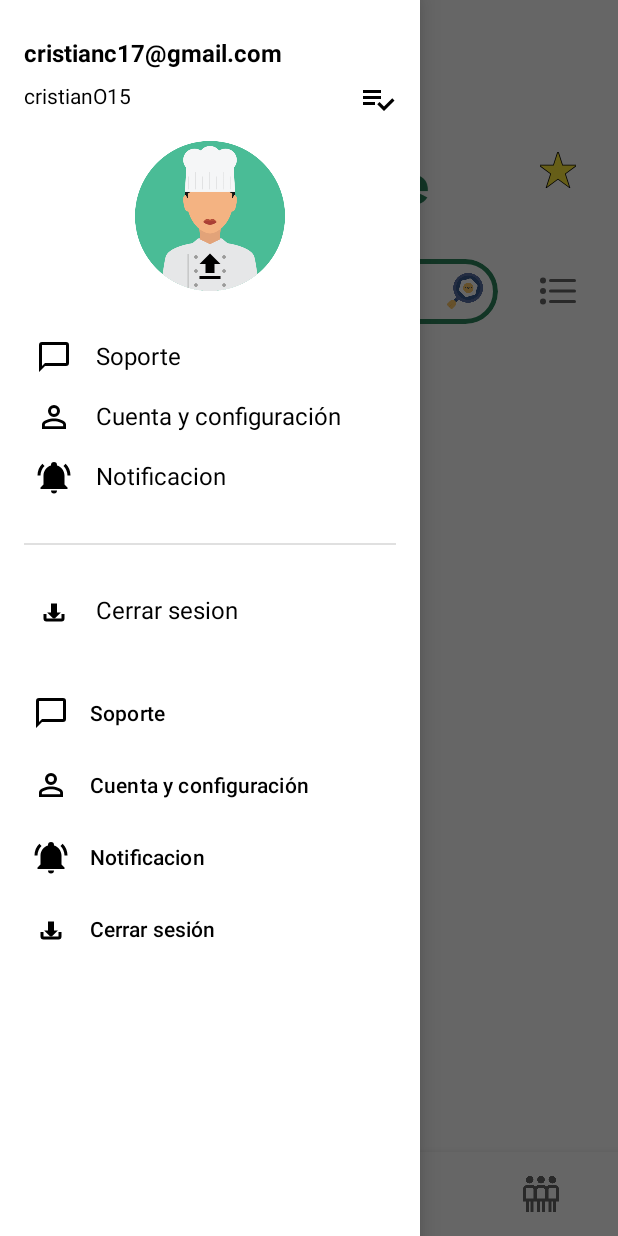
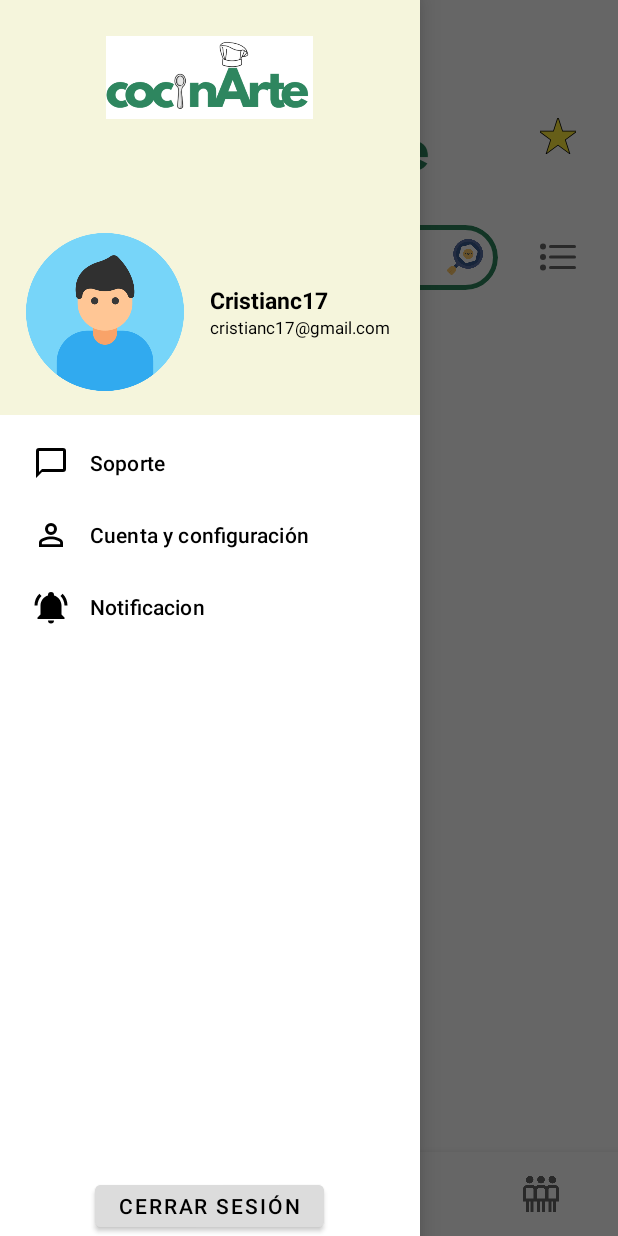
Before and after one commit to Duvanparrah/CocinarteAndroid, an Android app: the screen it shows after launch (NavigationActivity), with the side drawer open, on a phone screen of 412 x 824 dp. Run offline under Robolectric (Android 15) with nearby library versions, the phone set to English and light mode, and no system bars; our stand-ins replace navigation-ui.

Commit message:
ajuste menu lateral, persistencia local usuario, añadida librería okhttp3, permisos en manifest, logica no funcional peticiones con okhttp3 en UserRequest

```diff
--- a/app/build.gradle.kts
+++ b/app/build.gradle.kts
@@ -35,7 +35,7 @@ android {
 }
 
 dependencies {
-
+    implementation("com.squareup.okhttp3:okhttp:4.12.0")
     implementation(libs.appcompat)
     implementation(libs.material)
     implementation(libs.constraintlayout)
--- a/app/src/main/java/com/camilo/cocinarte/NavigationActivity.java
+++ b/app/src/main/java/com/camilo/cocinarte/NavigationActivity.java
@@ -1,8 +1,14 @@
 package com.camilo.cocinarte;
 
+import android.content.Intent;
+import android.graphics.Bitmap;
+import android.graphics.BitmapFactory;
 import android.os.Bundle;
+import android.preference.PreferenceManager;
 import android.view.MenuItem;
 import android.view.View;
+import android.widget.ImageView;
+import android.widget.TextView;
 import android.widget.Toast;
 
 import androidx.annotation.NonNull;
@@ -15,14 +21,20 @@ import androidx.navigation.fragment.NavHostFragment;
 import androidx.navigation.ui.AppBarConfiguration;
 import androidx.navigation.ui.NavigationUI;
 
+import com.camilo.cocinarte.api.UsersRequest;
+import com.camilo.cocinarte.ui.authentication.InicioSesionActivity;
 import com.google.android.material.bottomnavigation.BottomNavigationView;
 import com.google.android.material.navigation.NavigationView;
+
+import java.io.File;
 
 public class NavigationActivity extends AppCompatActivity implements NavigationView.OnNavigationItemSelectedListener {
 
     private DrawerLayout drawerLayout;
     private NavController navController;
     private AppBarConfiguration appBarConfiguration;
+    UsersRequest usersRequest = new UsersRequest();
+    NavigationView navigationView;
 
     @Override
     protected void onCreate(Bundle savedInstanceState) {
@@ -40,7 +52,8 @@ public class NavigationActivity extends AppCompatActivity implements NavigationV
 
         // Inicializar el DrawerLayout y NavigationView
         drawerLayout = findViewById(R.id.drawer_layout);
-        NavigationView navigationView = findViewById(R.id.nav_view);
+        this.navigationView = findViewById(R.id.nav_view);
+
 
         // Obtener el NavController correctamente desde el NavHostFragment
         NavHostFragment navHostFragment = (NavHostFragment) getSupportFragmentManager()
@@ -75,7 +88,42 @@ public class NavigationActivity extends AppCompatActivity implements NavigationV
             Toast.makeText(this, "Error: No se pudo encontrar el NavHostFragment",
                     Toast.LENGTH_LONG).show();
         }
+
+        this.actionsButtons();
     }
+
+    @Override
+    protected void onResume() {
+        super.onResume();
+        // ====== Logica enviar datos al nav_header_perfil ======
+        this.usersRequest.UserPrefsManager(this.getApplicationContext());
+        // Recuperar datos guardados
+        String savedName = this.usersRequest.getSavedName();
+        // Si hay nombre guardado, lo mostramos
+        if (savedName != null && !savedName.isEmpty()) {
+            View headerView = navigationView.getHeaderView(0);
+            TextView userEmail = headerView.findViewById(R.id.user_name);
+            ImageView profile_image = headerView.findViewById(R.id.profile_image);
+            userEmail.setText(savedName);
+            Bitmap image = getAvatarImage();
+            if(image != null){
+                profile_image.setImageBitmap(image);
+            }
+        }
+
+        // ====== fin ======
+    }
+
+
+    private Bitmap getAvatarImage() {
+        File file = new File(getFilesDir(), "avatar.png");
+        Bitmap bitmap = null;
+        if (file.exists()) {
+            bitmap = BitmapFactory.decodeFile(file.getAbsolutePath());
+        }
+        return bitmap;
+    }
+
 
     /**
      * Configura el botón de menú de cualquier fragmento para abrir el drawer
@@ -85,6 +133,17 @@ public class NavigationActivity extends AppCompatActivity implements NavigationV
             if (drawerLayout != null) {
                 drawerLayout.openDrawer(GravityCompat.START);
             }
+        });
+    }
+
+
+    public void actionsButtons() {
+        View signout = findViewById(R.id.nav_cerrar_sesion);
+        signout.setOnClickListener(v -> {
+            Intent intent = new Intent(this, InicioSesionActivity.class);
+            startActivity(intent);
+            Toast.makeText(this, "Sesión finalizada", Toast.LENGTH_SHORT).show();
+            this.finish();
         });
     }
 
@@ -100,19 +159,17 @@ public class NavigationActivity extends AppCompatActivity implements NavigationV
         int id = item.getItemId();
 
         if (id == R.id.nav_soporte) {
-            // Implementar navegación a soporte
             Toast.makeText(this, "Soporte", Toast.LENGTH_SHORT).show();
         } else if (id == R.id.nav_cuenta_configuracion) {
-            // Implementar navegación a cuenta y configuración
-            Toast.makeText(this, "Cuenta y configuración", Toast.LENGTH_SHORT).show();
+            // Iniciar actividad de configuración
+            Intent intent = new Intent(this, ConfiguracionActivity.class);
+            startActivity(intent);
         } else if (id == R.id.nav_notificaciones) {
-            // Implementar navegación a notificaciones
             Toast.makeText(this, "Notificaciones", Toast.LENGTH_SHORT).show();
-        } else if (id == R.id.nav_cerrar_sesion) {
-            // Implementar lógica de cierre de sesión
+        }
+        /*else if (id == R.id.nav_cerrar_sesion) {
             Toast.makeText(this, "Cerrando sesión...", Toast.LENGTH_SHORT).show();
-            // Aquí irá la lógica para cerrar sesión
-        }
+        }*/
 
         // Cerrar el drawer después de la selección
         drawerLayout.closeDrawer(GravityCompat.START);
--- a/app/src/main/java/com/camilo/cocinarte/ui/inicio/InicioFragment.java
+++ b/app/src/main/java/com/camilo/cocinarte/ui/inicio/InicioFragment.java
@@ -8,10 +8,7 @@ import android.widget.Toast;
 
 import androidx.annotation.NonNull;
 import androidx.annotation.Nullable;
-import androidx.core.view.GravityCompat;
 
-import com.camilo.cocinarte.NavigationActivity;
-import com.camilo.cocinarte.R;
 import com.camilo.cocinarte.databinding.FragmentInicioBinding;
 import com.camilo.cocinarte.ui.base.BaseFragment;
 
@@ -30,6 +27,13 @@ public class InicioFragment extends BaseFragment {
     @Override
     public void onViewCreated(@NonNull View view, @Nullable Bundle savedInstanceState) {
         super.onViewCreated(view, savedInstanceState);
+
+        /*TestRequest testRequest = new TestRequest();
+        Log.d("|||1", "1");
+        testRequest.login("pacmanexplendoroso@gmail.com","123456");
+        Log.d("|||1", "2");*/
+
+
 
         // Configurar listeners adicionales específicos de este fragmento
         setupClickListeners();
--- a/app/src/main/res/layout/activity_navigation.xml
+++ b/app/src/main/res/layout/activity_navigation.xml
@@ -1,6 +1,5 @@
 <?xml version="1.0" encoding="utf-8"?>
-<androidx.drawerlayout.widget.DrawerLayout
-    xmlns:android="http://schemas.android.com/apk/res/android"
+<androidx.drawerlayout.widget.DrawerLayout xmlns:android="http://schemas.android.com/apk/res/android"
     xmlns:app="http://schemas.android.com/apk/res-auto"
     xmlns:tools="http://schemas.android.com/tools"
     android:id="@+id/drawer_layout"
@@ -9,16 +8,17 @@
     android:fitsSystemWindows="true"
     tools:openDrawer="start">
 
+
     <!-- Contenido principal con ConstraintLayout -->
     <androidx.constraintlayout.widget.ConstraintLayout
-        android:layout_width="match_parent"
+        android:layout_width="wrap_content"
         android:layout_height="match_parent">
 
         <!-- Toolbar en la parte superior (puede estar oculta visualmente) -->
         <androidx.appcompat.widget.Toolbar
             android:id="@+id/toolbar"
-            android:layout_width="0dp"
-            android:layout_height="?attr/actionBarSize"
+            android:layout_width="422dp"
+            android:layout_height="33dp"
             android:background="@android:color/transparent"
             android:elevation="0dp"
             app:layout_constraintEnd_toEndOf="parent"
@@ -60,8 +60,24 @@
         android:layout_width="wrap_content"
         android:layout_height="match_parent"
         android:layout_gravity="start"
+
         android:fitsSystemWindows="true"
         app:headerLayout="@layout/nav_header_perfil"
-        app:menu="@menu/drawer_menu_personalizado" />
+        app:menu="@menu/drawer_menu_personalizado" >
+
+        <Button
+            android:id="@+id/nav_cerrar_sesion"
+            android:layout_width="wrap_content"
+            android:layout_height="40dp"
+            android:text="Cerrar Sesión"
+            android:backgroundTint="#DCDCDC"
+            android:textColor="@color/black"
+            android:layout_gravity="center_horizontal|bottom"
+            />
+    </com.google.android.material.navigation.NavigationView>
+
+
+
+
 
 </androidx.drawerlayout.widget.DrawerLayout>
--- a/app/src/main/res/layout/nav_header_perfil.xml
+++ b/app/src/main/res/layout/nav_header_perfil.xml
@@ -1,178 +1,84 @@
-<?xml version="1.0" encoding="utf-8"?>
-<androidx.constraintlayout.widget.ConstraintLayout xmlns:android="http://schemas.android.com/apk/res/android"
+<androidx.constraintlayout.widget.ConstraintLayout
+    xmlns:android="http://schemas.android.com/apk/res/android"
     xmlns:app="http://schemas.android.com/apk/res-auto"
+    xmlns:tools="http://schemas.android.com/tools"
     android:layout_width="match_parent"
     android:layout_height="wrap_content"
-    android:background="@color/white"
+    android:background="@color/amarillo"
     android:paddingLeft="16dp"
     android:paddingTop="24dp"
     android:paddingRight="16dp"
     android:paddingBottom="16dp">
 
-    <!-- Email del usuario -->
-    <TextView
-        android:id="@+id/user_email"
-        android:layout_width="wrap_content"
-        android:layout_height="wrap_content"
-        android:text="cristianc17@gmail.com"
-        android:textColor="@color/black"
-        android:textSize="16sp"
-        android:textStyle="bold"
+    <!-- Imagen de título encima de la foto de perfil -->
+
+    <!-- Contenedor de perfil -->
+    <ImageView
+        android:id="@+id/title_image"
+        android:layout_width="162dp"
+        android:layout_height="55dp"
+        android:contentDescription="Título de la aplicación"
+        android:src="@drawable/logo_cocinarte"
+        app:layout_constraintEnd_toEndOf="parent"
+        app:layout_constraintHorizontal_bias="0.497"
         app:layout_constraintStart_toStartOf="parent"
         app:layout_constraintTop_toTopOf="parent" />
 
-    <!-- Nombre de usuario y botón de editar -->
     <LinearLayout
-        android:id="@+id/username_container"
+        android:id="@+id/profile_container"
         android:layout_width="match_parent"
-        android:layout_height="wrap_content"
-        android:layout_marginTop="8dp"
+        android:layout_height="105dp"
+        android:layout_marginTop="76dp"
+        android:gravity="center_vertical"
         android:orientation="horizontal"
+        app:layout_constraintBottom_toBottomOf="parent"
+        app:layout_constraintEnd_toEndOf="parent"
+        app:layout_constraintHorizontal_bias="0.0"
         app:layout_constraintStart_toStartOf="parent"
-        app:layout_constraintTop_toBottomOf="@id/user_email">
+        app:layout_constraintTop_toBottomOf="@id/title_image">
 
-        <TextView
-            android:id="@+id/user_name"
-            android:layout_width="0dp"
+        <!-- Imagen de perfil a la izquierda -->
+        <ImageView
+            android:id="@+id/profile_image"
+            android:layout_width="wrap_content"
             android:layout_height="wrap_content"
+            android:layout_marginEnd="16dp"
+            android:contentDescription="Imagen de perfil"
+            android:src="@drawable/masculino"
             android:layout_weight="1"
-            android:text="cristianO15"
-            android:textColor="@color/black"
-            android:textSize="14sp" />
+            />
 
-        <ImageButton
-            android:id="@+id/edit_profile_button"
-            android:layout_width="24dp"
-            android:layout_height="24dp"
-            android:background="@android:color/transparent"
-            android:contentDescription="Editar perfil"
-            android:src="@drawable/ic_edit" />
+        <!-- Contenedor de información a la derecha -->
+        <LinearLayout
+            android:layout_width="match_parent"
+            android:layout_height="wrap_content"
+            android:orientation="vertical"
+            android:layout_weight="1"
+            >
+
+            <!-- Nombre del usuario -->
+            <TextView
+                android:id="@+id/user_name"
+                android:layout_width="wrap_content"
+                android:layout_height="wrap_content"
+                android:text="Cristianc17"
+                android:textColor="@color/black"
+                android:textSize="15sp"
+                android:textStyle="bold" />
+
+            <!-- Email del usuario -->
+            <TextView
+                android:id="@+id/user_email"
+                android:layout_width="wrap_content"
+                android:layout_height="wrap_content"
+                android:text="cristianc17@gmail.com"
+                android:textColor="@color/black"
+                android:textSize="11sp" />
+        </LinearLayout>
+
+
+
     </LinearLayout>
 
-    <!-- Foto de perfil con botón para cambiarla -->
-    <FrameLayout
-        android:id="@+id/profile_pic_container"
-        android:layout_width="wrap_content"
-        android:layout_height="wrap_content"
-        android:layout_marginTop="16dp"
-        app:layout_constraintEnd_toEndOf="parent"
-        app:layout_constraintStart_toStartOf="parent"
-        app:layout_constraintTop_toBottomOf="@id/username_container">
-
-        <ImageView
-            android:id="@+id/profile_image"
-            android:layout_width="100dp"
-            android:layout_height="100dp"
-            android:src="@drawable/perfil_chef" />
-
-        <ImageButton
-            android:id="@+id/change_profile_pic_button"
-            android:layout_width="32dp"
-            android:layout_height="32dp"
-            android:layout_gravity="bottom|center_horizontal"
-            android:background="@android:color/transparent"
-            android:contentDescription="Cambiar foto de perfil"
-            android:src="@drawable/ic_upload" />
-    </FrameLayout>
-
-    <!-- Menú -->
-    <LinearLayout
-        android:layout_width="match_parent"
-        android:layout_height="wrap_content"
-        android:layout_marginTop="24dp"
-        android:orientation="vertical"
-        app:layout_constraintTop_toBottomOf="@id/profile_pic_container">
-
-        <LinearLayout
-            android:id="@+id/soporte_option"
-            android:layout_width="match_parent"
-            android:layout_height="wrap_content"
-            android:orientation="horizontal"
-            android:padding="8dp">
-
-            <ImageView
-                android:layout_width="24dp"
-                android:layout_height="24dp"
-                android:src="@drawable/ic_soporte" />
-
-            <TextView
-                android:layout_width="wrap_content"
-                android:layout_height="wrap_content"
-                android:layout_marginStart="16dp"
-                android:text="Soporte"
-                android:textColor="@color/black"
-                android:textSize="16sp" />
-        </LinearLayout>
-
-        <LinearLayout
-            android:id="@+id/cuenta_option"
-            android:layout_width="match_parent"
-            android:layout_height="wrap_content"
-            android:orientation="horizontal"
-            android:padding="8dp">
-
-            <ImageView
-                android:layout_width="24dp"
-                android:layout_height="24dp"
-                android:src="@drawable/ic_cuenta_configuracion" />
-
-            <TextView
-                android:layout_width="wrap_content"
-                android:layout_height="wrap_content"
-                android:layout_marginStart="16dp"
-                android:text="Cuenta y configuración"
-                android:textColor="@color/black"
-                android:textSize="16sp" />
-        </LinearLayout>
-
-        <LinearLayout
-            android:id="@+id/notificaciones_option"
-            android:layout_width="match_parent"
-            android:layout_height="wrap_content"
-            android:orientation="horizontal"
-            android:padding="8dp">
-
-            <ImageView
-                android:layout_width="24dp"
-                android:layout_height="24dp"
-                android:src="@drawable/ic_notificaciones" />
-
-            <TextView
-                android:layout_width="wrap_content"
-                android:layout_height="wrap_content"
-                android:layout_marginStart="16dp"
-                android:text="Notificacion"
-                android:textColor="@color/black"
-                android:textSize="16sp" />
-        </LinearLayout>
-
-        <View
-            android:layout_width="match_parent"
-            android:layout_height="1dp"
-            android:layout_marginTop="24dp"
-            android:layout_marginBottom="24dp"
-            android:background="#E0E0E0" />
-
-        <LinearLayout
-            android:id="@+id/cerrar_sesion_option"
-            android:layout_width="match_parent"
-            android:layout_height="wrap_content"
-            android:orientation="horizontal"
-            android:padding="8dp">
-
-            <ImageView
-                android:layout_width="24dp"
-                android:layout_height="24dp"
-                android:src="@drawable/ic_cerrar_sesion" />
-
-            <TextView
-                android:layout_width="wrap_content"
-                android:layout_height="wrap_content"
-                android:layout_marginStart="16dp"
-                android:text="Cerrar sesion"
-                android:textColor="@color/black"
-                android:textSize="16sp" />
-        </LinearLayout>
-    </LinearLayout>
 
 </androidx.constraintlayout.widget.ConstraintLayout>
--- a/app/src/main/res/menu/drawer_menu_personalizado.xml
+++ b/app/src/main/res/menu/drawer_menu_personalizado.xml
@@ -18,9 +18,9 @@
         android:icon="@drawable/ic_notificaciones"
         android:title="Notificacion" />
 
-    <item
+<!--    <item
         android:id="@+id/nav_cerrar_sesion"
         android:icon="@drawable/ic_cerrar_sesion"
-        android:title="Cerrar sesión" />
+        android:title="Cerrar sesión" />-->
 
 </menu>
--- a/app/src/main/res/values/colors.xml
+++ b/app/src/main/res/values/colors.xml
@@ -17,4 +17,7 @@
     <color name="blanco">#FFFFFFFF</color>
     <color name="beige">#F5F5DC</color>
     <color name="gris">#666666</color>
+    <color name="amarillo">#F5F5DC</color>
+    <color name="grisoscuro">#2C2C2C</color>;
+
 </resources>
--- /dev/null
+++ b/app/src/main/res/xml/network_security_config.xml
@@ -0,0 +1,6 @@
+<?xml version="1.0" encoding="utf-8"?>
+<network-security-config>
+    <domain-config cleartextTrafficPermitted="true">
+        <domain includeSubdomains="true">192.168.101.6</domain>
+    </domain-config>
+</network-security-config>
```
Also changed, not shown: app/src/main/AndroidManifest.xml (+23 -30 lines), app/src/main/java/com/camilo/cocinarte/ConfiguracionActivity.java (added, +148 -0 lines), app/src/main/res/drawable/info_background.xml (added, +7 -0 lines), app/src/main/res/drawable/password_background.xml (added, +7 -0 lines), app/src/main/res/layout/activity_configuracion.xml (added, +153 -0 lines), app/src/main/res/drawable/masculino.png (added), app/src/main/res/values/strings.xml (indentation only).
